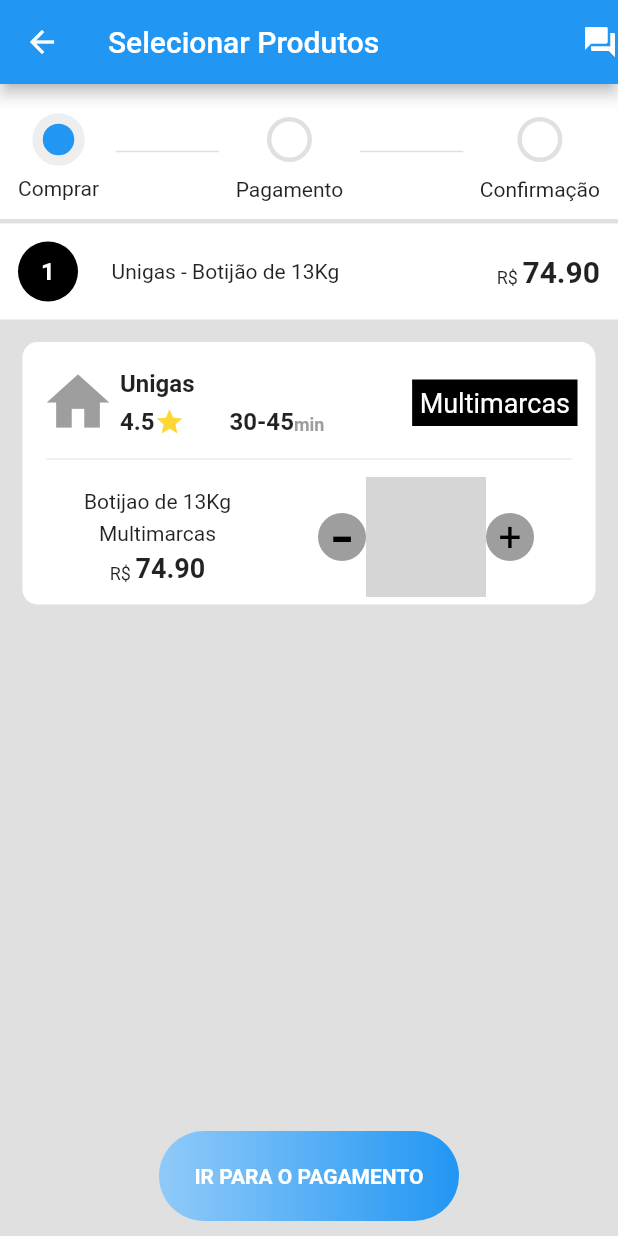
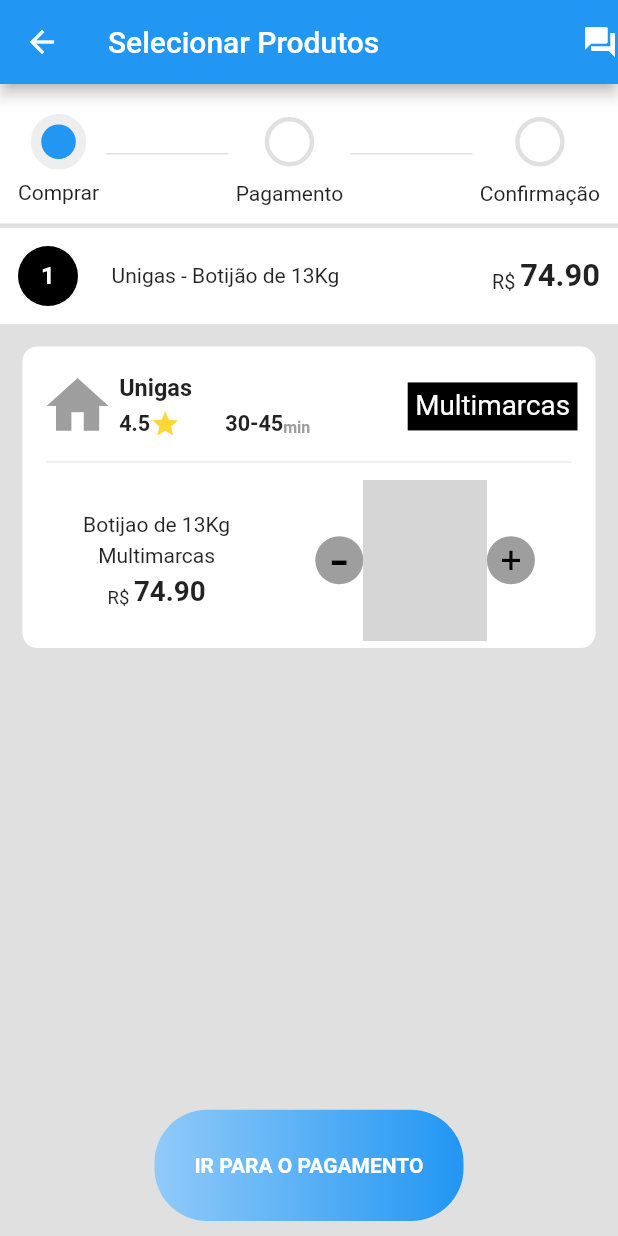
Before and after one commit to renfreire/Academia_Flutter, a Flutter app: the screen it shows after launch, after a tap on "Multimarcas", on a phone screen of 412 x 824 dp. Run offline on Flutter 3.47's test engine with Material 2 defaults, Android fonts, the phone set to English and light mode, and no system bars; our stand-ins replace dio, flutter_screenutil; missing offline and left inert: mysql1; grey boxes are pictures that could not be loaded.

Commit message:
Refatorando com screenutils

```diff
--- a/revendagas/lib/screens/detail.dart
+++ b/revendagas/lib/screens/detail.dart
@@ -1,9 +1,21 @@
 import 'package:flutter/material.dart';
+import 'package:flutter_screenutil/flutter_screenutil.dart';
 
 class DetailPage extends StatelessWidget {
   @override
   Widget build(BuildContext context) {
     dynamic bid = ModalRoute.of(context).settings.arguments;
+
+    ScreenUtil.init(
+        BoxConstraints(
+            maxWidth: MediaQuery.of(context).size.width,
+            maxHeight: MediaQuery.of(context).size.height),
+        designSize: Size(1440, 2560),
+        orientation: Orientation.portrait);
+
+    print(ScreenUtil().screenHeight);
+    print(ScreenUtil().screenWidth);
+
     return Scaffold(
       appBar: AppBar(
         title: Text('Selecionar Produtos'),
@@ -24,8 +36,8 @@
                   children: [
                     Container(
                       margin: EdgeInsets.all(7),
-                      width: 35,
-                      height: 35,
+                      width: ScreenUtil().screenWidth * 0.09,
+                      height: ScreenUtil().screenWidth * 0.09,
                       decoration: BoxDecoration(
                           border: Border.all(
                             width: 7.0,
@@ -40,7 +52,7 @@
                 Column(
                   children: [
                     Container(
-                      width: 70,
+                      width: ScreenUtil().screenWidth * 0.2,
                       height: 1,
                       decoration: BoxDecoration(
                         border: Border.all(
@@ -56,8 +68,8 @@
                   children: [
                     Container(
                       margin: EdgeInsets.all(10),
-                      width: 30,
-                      height: 30,
+                      width: ScreenUtil().screenWidth * 0.08,
+                      height: ScreenUtil().screenWidth * 0.08,
                       decoration: BoxDecoration(
                         border: Border.all(
                           width: 3.0,
@@ -75,7 +87,7 @@
                 Column(
                   children: [
                     Container(
-                      width: 70,
+                      width: ScreenUtil().screenWidth * 0.2,
                       height: 1,
                       decoration: BoxDecoration(
                         border: Border.all(
@@ -91,8 +103,8 @@
                   children: [
                     Container(
                       margin: EdgeInsets.all(10),
-                      width: 30,
-                      height: 30,
+                      width: ScreenUtil().screenWidth * 0.08,
+                      height: ScreenUtil().screenWidth * 0.08,
                       decoration: BoxDecoration(
                         border: Border.all(width: 3.0, color: Colors.grey[300]),
                         borderRadius: BorderRadius.all(
@@ -137,7 +149,9 @@
                     children: [
                       Text(
                         '${bid["nome"]} - Botijão de 13Kg',
-                        // textAlign: TextAlign.left,
+                        style: TextStyle(
+                          fontSize: ScreenUtil().screenWidth * 0.034,
+                        ),
                       ),
                     ],
                   ),
@@ -153,14 +167,14 @@
                           Text(
                             'R\$ ',
                             style: TextStyle(
-                              fontSize: 12,
+                              fontSize: ScreenUtil().screenWidth * 0.032,
                             ),
                           ),
                           Text(
                             '${bid["preco"].toStringAsFixed(2)}',
                             style: TextStyle(
                               fontWeight: FontWeight.bold,
-                              fontSize: 20,
+                              fontSize: ScreenUtil().screenWidth * 0.05,
                             ),
                           ),
                         ],
@@ -187,7 +201,7 @@
                       children: [
                         Icon(
                           Icons.home,
-                          size: 50,
+                          size: ScreenUtil().screenWidth * 0.12,
                           color: Colors.grey,
                         ),
                       ],
@@ -203,7 +217,7 @@
                                   '${bid["nome"]}             ',
                                   style: TextStyle(
                                     fontWeight: FontWeight.bold,
-                                    fontSize: 16,
+                                    fontSize: ScreenUtil().screenWidth * 0.038,
                                   ),
                                 ),
                               ],
@@ -213,10 +227,7 @@
                             Padding(
                               padding: const EdgeInsets.all(3.0),
                               child: Container(
-                                // color: Colors.red,
-                                // padding: EdgeInsets.only(right: 30),
                                 child: Row(
-                                  // mainAxisAlignment: MainAxisAlignment.spaceBetween,
                                   children: [
                                     Padding(
                                       padding: const EdgeInsets.only(right: 30),
@@ -228,7 +239,9 @@
                                                 '${bid['nota']}',
                                                 style: TextStyle(
                                                   fontWeight: FontWeight.bold,
-                                                  fontSize: 16,
+                                                  fontSize:
+                                                      ScreenUtil().screenWidth *
+                                                          0.035,
                                                 ),
                                               ),
                                               Icon(
@@ -251,13 +264,17 @@
                                               '${bid['tempoMedio']}',
                                               style: TextStyle(
                                                 fontWeight: FontWeight.bold,
-                                                fontSize: 16,
+                                                fontSize:
+                                                    ScreenUtil().screenWidth *
+                                                        0.035,
                                               ),
                                             ),
                                             Text(
                                               'min',
                                               style: TextStyle(
-                                                fontSize: 12,
+                                                fontSize:
+                                                    ScreenUtil().screenWidth *
+                                                        0.026,
                                                 color: Colors.grey,
                                                 fontWeight: FontWeight.bold,
                                               ),
@@ -283,7 +300,7 @@
                             child: Text(
                               '${bid["tipo"]}',
                               style: TextStyle(
-                                fontSize: 18,
+                                fontSize: ScreenUtil().screenWidth * 0.045,
                                 backgroundColor: Colors.black,
                                 color: Colors.white,
                               ),
@@ -315,13 +332,15 @@
                           children: [
                             Text(
                               "R\$ ",
-                              style: TextStyle(fontSize: 12),
+                              style: TextStyle(
+                                fontSize: ScreenUtil().screenWidth * 0.030,
+                              ),
                             ),
                             Text(
                               '${bid["preco"].toStringAsFixed(2)}',
                               style: TextStyle(
                                 fontWeight: FontWeight.bold,
-                                fontSize: 18,
+                                fontSize: ScreenUtil().screenWidth * 0.045,
                               ),
                             ),
                           ],
@@ -345,7 +364,7 @@
                                   style: TextStyle(
                                     color: Colors.black,
                                     fontWeight: FontWeight.normal,
-                                    fontSize: 50,
+                                    fontSize: ScreenUtil().screenWidth * 0.1,
                                   ),
                                 ),
                               ],
@@ -354,8 +373,8 @@
                               alignment: const Alignment(0, 0.22),
                               children: [
                                 Container(
-                                  width: 80,
-                                  height: 80,
+                                  width: ScreenUtil().screenWidth * 0.2,
+                                  height: ScreenUtil().screenHeight * 0.13,
                                   child:
                                       Image.asset('assets/image/icongas.png'),
                                 ),
@@ -369,7 +388,8 @@
                                     style: TextStyle(
                                       color: Colors.black,
                                       fontWeight: FontWeight.normal,
-                                      fontSize: 20,
+                                      fontSize:
+                                          ScreenUtil().screenWidth * 0.055,
                                     ),
                                   ),
                                 ),
@@ -387,7 +407,7 @@
                                   style: TextStyle(
                                     color: Colors.black,
                                     fontWeight: FontWeight.normal,
-                                    fontSize: 27,
+                                    fontSize: ScreenUtil().screenWidth * 0.06,
                                   ),
                                 ),
                               ],
@@ -406,8 +426,8 @@
           ),
           Container(
             margin: EdgeInsets.all(10),
-            width: 200,
-            height: 60,
+            width: ScreenUtil().screenWidth * 0.5,
+            height: ScreenUtil().screenHeight * 0.09,
             alignment: Alignment.center,
             decoration: BoxDecoration(
               borderRadius: BorderRadius.circular(35),
--- a/revendagas/lib/screens/home.dart
+++ b/revendagas/lib/screens/home.dart
@@ -17,6 +17,8 @@
             maxHeight: MediaQuery.of(context).size.height),
         designSize: Size(1440, 2560),
         orientation: Orientation.portrait);
+
+
 
     return Scaffold(
       appBar: AppBar(
```
